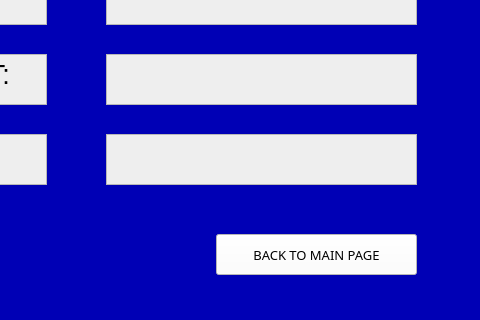
AliffIzham/sem, file Python2/Display.ui: the form before one commit; both pictures show x 214 to 694 and y 286 to 606 of the 694 by 606 pixel window.
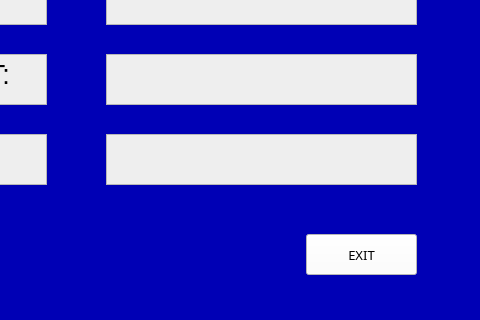
The form after the commit.

```diff
--- a/Python2/Display.ui
+++ b/Python2/Display.ui
@@ -79,9 +79,9 @@
   <widget class="QPushButton" name="BackButton">
    <property name="geometry">
     <rect>
-     <x>430</x>
+     <x>520</x>
      <y>520</y>
-     <width>201</width>
+     <width>111</width>
      <height>41</height>
     </rect>
    </property>
@@ -97,7 +97,7 @@
     <string notr="true">background-color: rgb(255, 255, 255);</string>
    </property>
    <property name="text">
-    <string>BACK TO MAIN PAGE</string>
+    <string>EXIT</string>
    </property>
   </widget>
   <widget class="QTextBrowser" name="textBrowser_3">
```
